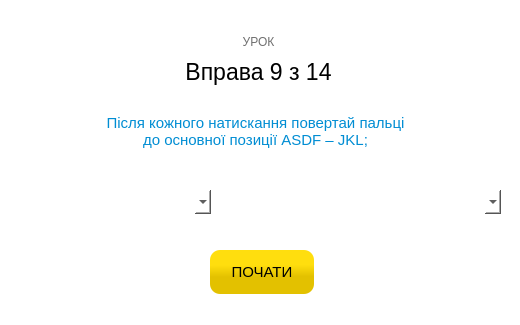
The window that src/RATATYPE-C/startwindow.ui (chaknoris16/Typing) describes before a commit, drawn with Qt 5.
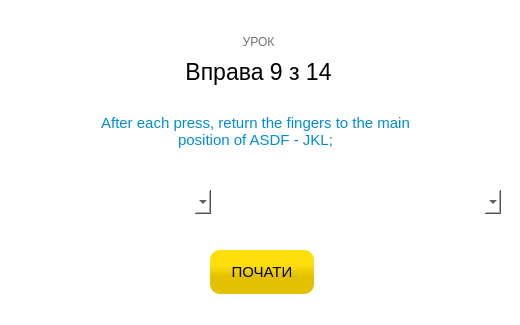
The same window after the commit.

```diff
--- a/src/RATATYPE-C/startwindow.ui
+++ b/src/RATATYPE-C/startwindow.ui
@@ -190,7 +190,7 @@
        <string notr="true">color: rgb(0, 141, 211);</string>
       </property>
       <property name="text">
-       <string>Після кожного натискання повертай пальці до основної позиції ASDF – JKL;</string>
+       <string>After each press, return the fingers to the main position of ASDF - JKL;</string>
       </property>
       <property name="alignment">
        <set>Qt::AlignCenter</set>
```
